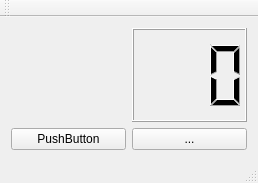
Before: the Qt Designer form SensorCounterQt/mainwindow.ui in SenriYoshikawa/SensorCounter, drawn with Qt 5.
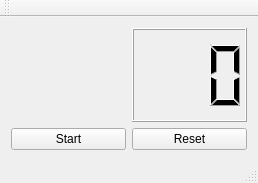
After: the same form once the commit is applied. Custom widgets are drawn as their Qt base class.

Patch:
```diff
--- a/SensorCounterQt/mainwindow.ui
+++ b/SensorCounterQt/mainwindow.ui
@@ -48,7 +48,7 @@
        </sizepolicy>
       </property>
       <property name="text">
-       <string>PushButton</string>
+       <string>Start</string>
       </property>
      </widget>
     </item>
@@ -61,7 +61,7 @@
        </sizepolicy>
       </property>
       <property name="text">
-       <string>...</string>
+       <string>Reset</string>
       </property>
      </widget>
     </item>
```
Left out of the diff: 5 changed lines with no effect on the pictures.
